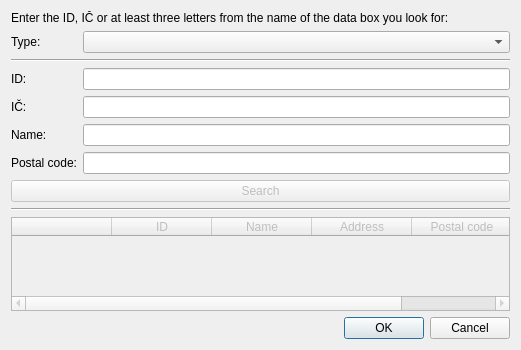
Before: the Qt Designer form src/gui/ui/dlg_ds_search.ui in psakar/datovka, drawn with Qt 5.
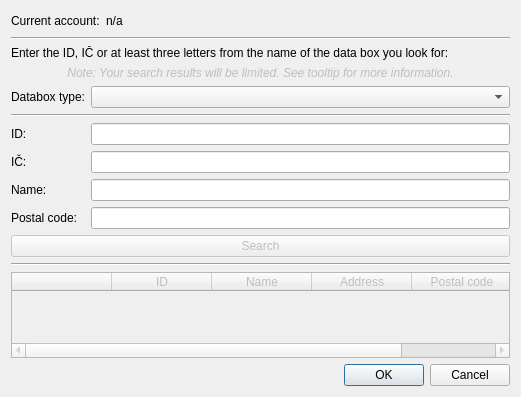
After: the same form once the commit is applied. Icons and pictures are not drawn.

Commit message: Aded current account info to search dialog, modified search criteria

```diff
--- a/src/gui/ui/dlg_ds_search.ui
+++ b/src/gui/ui/dlg_ds_search.ui
@@ -7,7 +7,7 @@
     <x>0</x>
     <y>0</y>
     <width>521</width>
-    <height>350</height>
+    <height>397</height>
    </rect>
   </property>
   <property name="windowTitle">
@@ -18,6 +18,44 @@
     <normaloff>:/icons/3party/plus_16.png</normaloff>:/icons/3party/plus_16.png</iconset>
   </property>
   <layout class="QVBoxLayout" name="verticalLayout">
+   <item>
+    <layout class="QHBoxLayout" name="horizontalLayout_2">
+     <item>
+      <widget class="QLabel" name="label_7">
+       <property name="text">
+        <string>Current account:</string>
+       </property>
+      </widget>
+     </item>
+     <item>
+      <widget class="QLabel" name="accountInfo">
+       <property name="text">
+        <string>n/a</string>
+       </property>
+      </widget>
+     </item>
+     <item>
+      <spacer name="horizontalSpacer">
+       <property name="orientation">
+        <enum>Qt::Horizontal</enum>
+       </property>
+       <property name="sizeHint" stdset="0">
+        <size>
+         <width>40</width>
+         <height>20</height>
+        </size>
+       </property>
+      </spacer>
+     </item>
+    </layout>
+   </item>
+   <item>
+    <widget class="Line" name="line_3">
+     <property name="orientation">
+      <enum>Qt::Horizontal</enum>
+     </property>
+    </widget>
+   </item>
    <item>
     <widget class="QLabel" name="label">
      <property name="text">
@@ -25,6 +63,35 @@
      </property>
     </widget>
    </item>
+   <item>
+    <widget class="QLabel" name="infoLabel">
+     <property name="enabled">
+      <bool>false</bool>
+     </property>
+     <property name="font">
+      <font>
+       <weight>50</weight>
+       <italic>true</italic>
+       <bold>false</bold>
+      </font>
+     </property>
+     <property name="toolTip">
+      <string>&lt;!DOCTYPE HTML PUBLIC &quot;-//W3C//DTD HTML 4.0//EN&quot; &quot;http://www.w3.org/TR/REC-html40/strict.dtd&quot;&gt;
+&lt;html&gt;&lt;head&gt;&lt;meta name=&quot;qrichtext&quot; content=&quot;1&quot; /&gt;&lt;style type=&quot;text/css&quot;&gt;
+p, li { white-space: pre-wrap; }
+&lt;/style&gt;&lt;/head&gt;&lt;body style=&quot; font-family:'Sans Serif'; font-size:9pt; font-weight:400; font-style:normal;&quot;&gt;
+&lt;p style=&quot; margin-top:0px; margin-bottom:0px; margin-left:0px; margin-right:0px; -qt-block-indent:0; text-indent:0px;&quot;&gt;Your account is of type FO and you have Post Data Messages activated.&lt;/p&gt;
+&lt;p style=&quot; margin-top:0px; margin-bottom:0px; margin-left:0px; margin-right:0px; -qt-block-indent:0; text-indent:0px;&quot;&gt;This means you can only search for accounts of type OVM and accounts that have Post Data Messages delivery activated. &lt;/p&gt;
+&lt;p style=&quot; margin-top:0px; margin-bottom:0px; margin-left:0px; margin-right:0px; -qt-block-indent:0; text-indent:0px;&quot;&gt;Because of this limitation the results of your current search might not contain all otherwise matching databoxes.&lt;/p&gt;&lt;/body&gt;&lt;/html&gt;</string>
+     </property>
+     <property name="text">
+      <string>Note: Your search results will be limited. See tooltip for more information.</string>
+     </property>
+     <property name="alignment">
+      <set>Qt::AlignCenter</set>
+     </property>
+    </widget>
+   </item>
    <item>
     <layout class="QFormLayout" name="formLayout">
      <property name="fieldGrowthPolicy">
@@ -33,60 +100,60 @@
      <item row="0" column="0">
       <widget class="QLabel" name="label_2">
        <property name="text">
-        <string>Type:</string>
+        <string>Databox type:</string>
        </property>
       </widget>
      </item>
      <item row="0" column="1">
       <widget class="QComboBox" name="dataBoxTypeCBox"/>
      </item>
-     <item row="2" column="0">
+     <item row="2" column="0" colspan="2">
+      <widget class="Line" name="line">
+       <property name="orientation">
+        <enum>Qt::Horizontal</enum>
+       </property>
+      </widget>
+     </item>
+     <item row="3" column="0">
       <widget class="QLabel" name="label_3">
        <property name="text">
         <string>ID:</string>
        </property>
       </widget>
      </item>
-     <item row="3" column="0">
+     <item row="3" column="1">
+      <widget class="QLineEdit" name="iDLineEdit"/>
+     </item>
+     <item row="4" column="0">
       <widget class="QLabel" name="label_4">
        <property name="text">
         <string>IČ:</string>
        </property>
       </widget>
      </item>
-     <item row="4" column="0">
+     <item row="4" column="1">
+      <widget class="QLineEdit" name="iCLineEdit"/>
+     </item>
+     <item row="5" column="0">
       <widget class="QLabel" name="labelName">
        <property name="text">
         <string>Name:</string>
        </property>
       </widget>
      </item>
-     <item row="5" column="0">
+     <item row="5" column="1">
+      <widget class="QLineEdit" name="nameLineEdit"/>
+     </item>
+     <item row="6" column="0">
       <widget class="QLabel" name="label_6">
        <property name="text">
         <string>Postal code:</string>
        </property>
       </widget>
      </item>
-     <item row="2" column="1">
-      <widget class="QLineEdit" name="iDLineEdit"/>
-     </item>
-     <item row="3" column="1">
-      <widget class="QLineEdit" name="iCLineEdit"/>
-     </item>
-     <item row="4" column="1">
-      <widget class="QLineEdit" name="nameLineEdit"/>
-     </item>
-     <item row="5" column="1">
+     <item row="6" column="1">
       <widget class="QLineEdit" name="pscLineEdit"/>
      </item>
-     <item row="1" column="0" colspan="2">
-      <widget class="Line" name="line">
-       <property name="orientation">
-        <enum>Qt::Horizontal</enum>
-       </property>
-      </widget>
-     </item>
     </layout>
    </item>
    <item>
```
Left out of the diff: 2 changed lines with no effect on the pictures. The commit also changes 3 other files.
